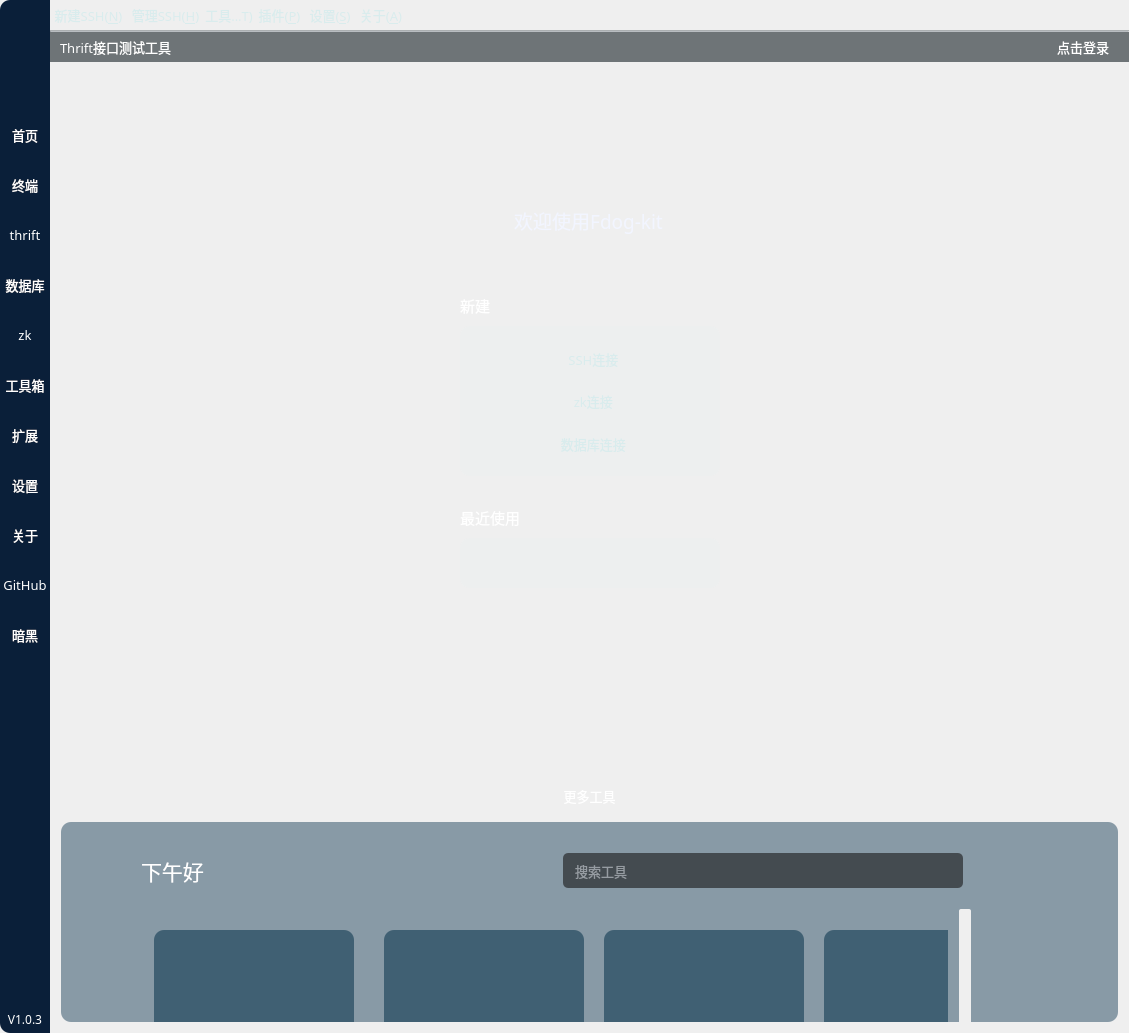
Qt form source/mainwindow.ui (HuaGouFdog/Fdog-Kit) before a commit.
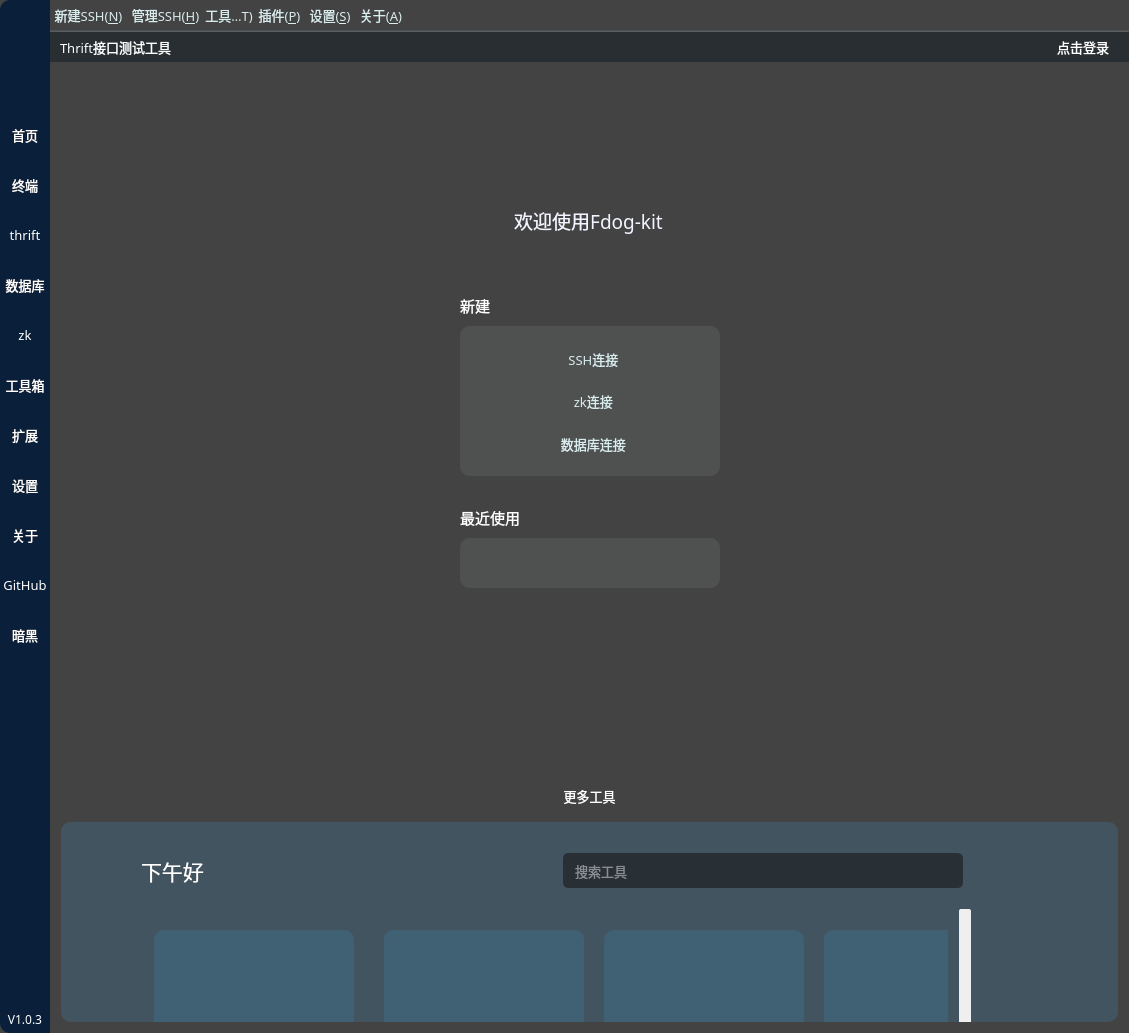
The same form after that commit. The open tabs and pages were chosen to show the change. Icons and pictures are not drawn.

```diff
--- a/source/mainwindow.ui
+++ b/source/mainwindow.ui
@@ -41,6 +41,7 @@
   </property>
   <property name="styleSheet">
    <string notr="true">QMainWindow,QWidget#centralWidget {
+background-color: rgb(67, 67, 67);
 border-radius:10px;
 }
 
@@ -5326,7 +5327,7 @@
                          <rect>
                           <x>0</x>
                           <y>0</y>
-                          <width>823</width>
+                          <width>828</width>
                           <height>518</height>
                          </rect>
                         </property>
```
Left out of the diff: 2 changed lines with no effect on the pictures.
